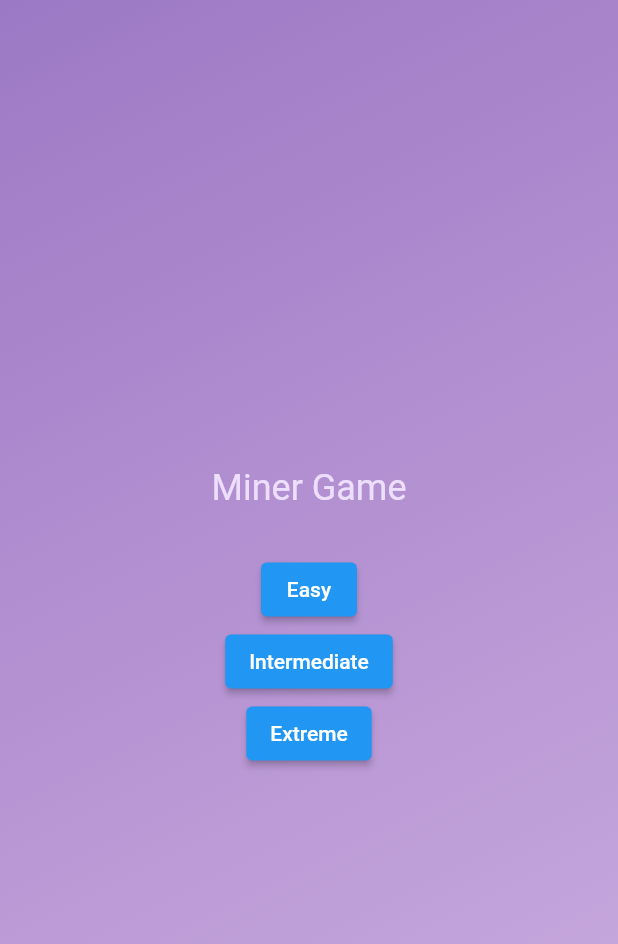
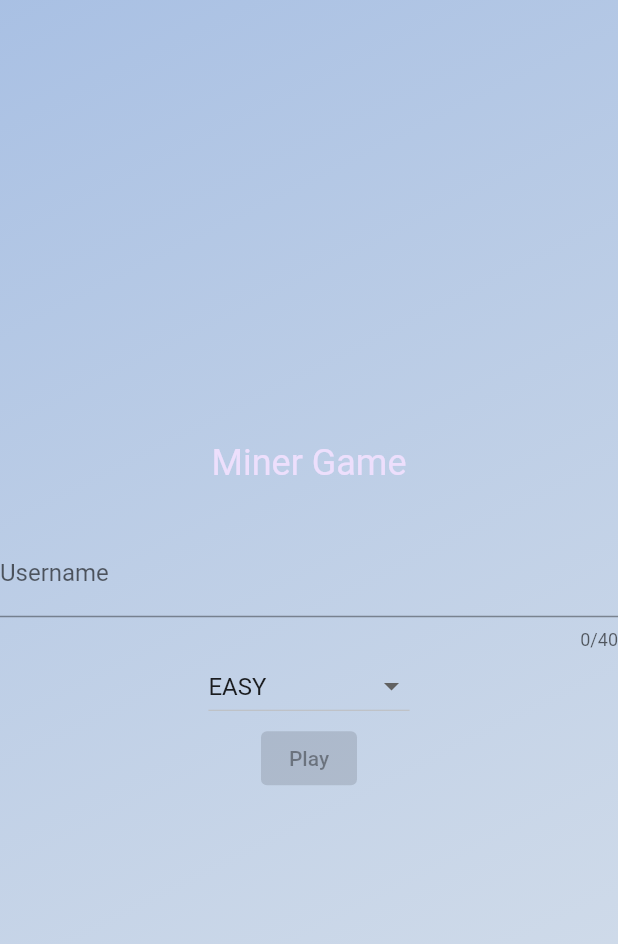
Before and after one commit to DevKosov/minerGameFlutter, a Flutter app: the screen it shows after launch, on a phone screen of 412 x 824 dp. Shown: the top 944 px of the screen. Run offline on Flutter 3.47's test engine with Material 2 defaults, Android fonts, the phone set to English and light mode, and no system bars.

Commit message:
TP 4 finished

```diff
--- a/lib/Accueil.dart
+++ /dev/null
@@ -1,58 +0,0 @@
-import 'package:flutter/material.dart';
-
-Map<String, Map<String, dynamic>> difficultyLevels = {
-  "Easy": {
-    "taille": 5,
-    "nbMines": 4,
-  },
-  "Intermediate": {
-    "taille": 7,
-    "nbMines": 10,
-  },
-  "Extreme": {
-    "taille": 10,
-    "nbMines": 15,
-  },
-};
-
-
-class Accueil extends StatelessWidget {
-
-  final void Function(int taille, int nbMines) choisirDifficulte;
-
-  // Constructeur
-  const Accueil(this.choisirDifficulte, {super.key});
-
-  // Construction de l'UI du Widget StartScreen
-  @override
-  Widget build(context) {
-    List<Widget> buttons = [];
-    difficultyLevels.forEach((difficultyLabel, difficultyMap) {
-      buttons.add(
-        ElevatedButton(
-          onPressed: () {
-            choisirDifficulte(difficultyMap['taille'], difficultyMap['nbMines']);
-          },
-          child: Text(difficultyLabel),
-        ),
-      );
-    });
-
-    return Center(
-      child: Column(
-        mainAxisSize: MainAxisSize.min,
-        children: [
-          const Text(
-            'Miner Game',
-            style: TextStyle(
-              color: Color.fromARGB(255, 237, 223, 252),
-              fontSize: 24,
-            ),
-          ),
-          const SizedBox(height: 30),
-          ...buttons,
-        ],
-      ),
-    );
-  }
-}
--- /dev/null
+++ b/lib/Controller/Miner.dart
@@ -0,0 +1,111 @@
+import 'package:flutter/material.dart';
+import 'package:tp02/View/Home.dart';
+import 'package:tp02/View/MinerGrid.dart';
+import 'package:tp02/View/Results.dart';
+
+import '../Model/DifficultyLevel.dart';
+import '../Model/modele.dart';
+
+class Miner extends StatefulWidget{
+
+  const Miner({super.key});
+
+  @override
+  State<StatefulWidget> createState() {
+    return _MinerState();
+  }
+
+}
+// Screen state
+enum ScreenState {accueil, grille, resultat}
+
+class _MinerState extends State<Miner> {
+
+  ScreenState     _screenState        = ScreenState.accueil;
+  final Stopwatch _stopwatch          = Stopwatch();
+  DifficultyLevel _difficultyLevel    = difficultyLevels[0];
+  late Grille     _grille ;
+  String?         _username ;
+
+  // Choisir difficulty
+  void choisirDifficulte(DifficultyLevel difficultyLevel) {
+    setState(() {
+      _difficultyLevel = difficultyLevel;
+    });
+  }
+
+  // Play
+  void play(String username) {
+    setState(() {
+      _username = username;
+      _screenState = ScreenState.grille;
+      _grille = Grille(_difficultyLevel.taille, _difficultyLevel.nbMines);
+      _stopwatch.start();
+    });
+  }
+
+  // finir la partie
+  void showResults() {
+    setState(() {
+      _stopwatch.stop();
+      _screenState = ScreenState.resultat;
+    });
+  }
+  //
+  // //restart
+  void toAccueil() {
+    setState(() {
+      _screenState = ScreenState.accueil; // on va afficher QuestionScreen
+      _stopwatch.reset();
+    });
+  }
+
+  // Retourne le widget à afficher selon l'état (valeur de screenState)
+  Widget chooseScreenWidget() {
+    switch (_screenState) {
+      case ScreenState.accueil:
+        {
+          return Home(choisirDifficulte, play, difficultyLevels, _difficultyLevel, _username ?? "");
+        }
+      case ScreenState.grille:
+        {
+          return MinerGrid(
+            grille: _grille,
+            onFinishGame: showResults,
+          );
+        }
+      case ScreenState.resultat:
+        {
+          return Results(
+            toAccueil : toAccueil,
+            stopwatch : _stopwatch,
+            username : _username ?? "",
+            grille : _grille,
+          );
+        }
+    }
+  }
+
+
+  // Construction de l'UI du Widget
+  @override
+  Widget build(context) {
+    return MaterialApp(
+      home: Scaffold(
+        body: Container(
+          decoration: const BoxDecoration(
+            gradient: LinearGradient(
+              colors: [
+                Color.fromARGB(139, 101, 144, 209),
+                Color.fromARGB(81, 135, 165, 202),
+              ],
+              begin: Alignment.topLeft,
+              end: Alignment.bottomRight,
+            ),
+          ),
+          child: chooseScreenWidget(),
+        ),
+      ),
+    );
+  }
+}
--- a/lib/Demineur.dart
+++ /dev/null
@@ -1,101 +0,0 @@
-
-
-import 'package:flutter/material.dart';
-import 'package:tp02/Accueil.dart';
-import 'package:tp02/GrilleDemineur.dart';
-import 'package:tp02/Resultat.dart';
-
-import 'modele.dart';
-
-class Demineur extends StatefulWidget{
-
-  const Demineur({super.key});
-
-  @override
-  State<StatefulWidget> createState() {
-    return _DemineurState();
-  }
-
-}
-// Screen state
-enum ScreenState {accueil, grille, resultat}
-
-class _DemineurState extends State<Demineur> {
-
-  ScreenState screenState = ScreenState.accueil;
-  Stopwatch stopwatch = Stopwatch();
-  late Grille grille ;
-
-  //choisir difficulty
-  void choisirDifficulte(int taille, int nbMines) {
-    setState(() {
-      screenState = ScreenState.grille;
-      grille = Grille(taille, nbMines);
-      stopwatch.start();
-    });
-  }
-
-  // finir la partie
-  void showResults() {
-    setState(() {
-      stopwatch.stop();
-      screenState = ScreenState.resultat;
-    });
-  }
-  //
-  // //restart
-  void toAccueil() {
-    setState(() {
-      screenState = ScreenState.accueil; // on va afficher QuestionScreen
-      stopwatch.reset();
-    });
-  }
-
-  // Retourne le widget à afficher selon l'état (valeur de screenState)
-  Widget chooseScreenWidget() {
-    switch (screenState) {
-      case ScreenState.accueil:
-        {
-          return Accueil(choisirDifficulte);
-        }
-      case ScreenState.grille:
-        {
-          return GrilleDemineur(
-            grille: grille,
-            onFinishGame: showResults,
-          );
-        }
-      case ScreenState.resultat:
-        {
-          return Resultat(
-            toAccueil : toAccueil,
-            stopwatch : stopwatch,
-            grille : grille,
-          );
-        }
-    }
-  }
-
-
-  // Construction de l'UI du Widget
-  @override
-  Widget build(context) {
-    return MaterialApp(
-      home: Scaffold(
-        body: Container(
-          decoration: const BoxDecoration(
-            gradient: LinearGradient(
-              colors: [
-                Color.fromARGB(139, 78, 13, 151),
-                Color.fromARGB(81, 107, 15, 168),
-              ],
-              begin: Alignment.topLeft,
-              end: Alignment.bottomRight,
-            ),
-          ),
-          child: chooseScreenWidget(),
-        ),
-      ),
-    );
-  }
-}
--- /dev/null
+++ b/lib/Model/DifficultyLevel.dart
@@ -0,0 +1,11 @@
+class DifficultyLevel {
+  final String level;
+  final int taille;
+  final int nbMines;
+
+  DifficultyLevel({
+    required this.level,
+    required this.taille,
+    required this.nbMines,
+  });
+}
--- a/lib/modele.dart
+++ b/lib/Model/modele.dart
@@ -1,4 +1,5 @@
 import 'dart:math';
+import 'DifficultyLevel.dart';
 
 // Les coordonnées d'une case de la grille
 class Coordonnees {
@@ -20,6 +21,13 @@ class Case {
 }
 // Type d'action qu'un joueur peut réaliser sur une case
 enum Action { decouvrir, marquer }
+
+// Difficulte
+final List<DifficultyLevel> difficultyLevels = [
+    DifficultyLevel(level: "Easy", taille: 5, nbMines: 4),
+    DifficultyLevel(level: "Intermediate", taille: 7, nbMines: 10),
+    DifficultyLevel(level: "Expert", taille: 10, nbMines: 15),
+];
 
 // Coup réalisé par le joueur
 class Coup {
--- /dev/null
+++ b/lib/View/Home.dart
@@ -0,0 +1,97 @@
+import 'package:flutter/material.dart';
+import 'package:tp02/Model/DifficultyLevel.dart';
+
+
+class Home extends StatefulWidget {
+
+  final void Function(DifficultyLevel difficultyLevel) choisirDifficulte;
+  final void Function(String username) play;
+  final List<DifficultyLevel> difficultyLevels;
+  final DifficultyLevel difficultyLevel;
+  final String username;
+
+  // Constructeur
+  const Home(this.choisirDifficulte,
+      this.play,
+      this.difficultyLevels,
+      this.difficultyLevel,
+      this.username,
+      {super.key});
+
+  @override
+  _HomeState createState() => _HomeState();
+}
+class _HomeState extends State<Home> {
+  List<DifficultyLevel>? difficultyLevels ;
+  DifficultyLevel? _selectedDifficulty ;
+  late String _username;
+  final _textController = TextEditingController();
+  // Construction de l'UI du Widget StartScreen
+
+  @override
+  void initState() {
+    super.initState();
+    _textController.text = widget.username;
+    difficultyLevels = widget.difficultyLevels;
+    _username = widget.username ?? "";
+  }
+
+  @override
+  Widget build(context) {
+    return Center(
+      child: Column(
+        mainAxisSize: MainAxisSize.min,
+        children: [
+          const Text(
+            'Miner Game',
+            style: TextStyle(
+              color: Color.fromARGB(255, 237, 223, 252),
+              fontSize: 24,
+            ),
+          ),
+          const SizedBox(height: 30),
+          TextField(
+            controller: _textController,
+            keyboardType: TextInputType.text,
+            maxLength: 40,
+            decoration: const InputDecoration(
+              suffixText: '',
+              label: Text('Username'),
+            ),
+            onChanged: (value) {
+              setState(() {
+                _username = value;
+              });
+            },
+          ),
+          DropdownButton(
+            value: _selectedDifficulty ?? widget.difficultyLevel,
+            items: difficultyLevels?.map((difficulty) =>
+              DropdownMenuItem<DifficultyLevel>(
+                value: difficulty,
+                child: Text(
+                  difficulty.level.toUpperCase(),
+                ),
+              ),
+            ).toList(),
+            onChanged: (value) {
+              if (value == null) {
+                return ;
+              }
+              setState((){
+                _selectedDifficulty = value ;
+              });
+              widget.choisirDifficulte(value) ;
+            },
+          ),
+          ElevatedButton(
+              onPressed: _username.isEmpty ? null : () {
+                widget.play(_username);
+              },
+              child: Text("Play")
+          ),
+        ],
+      ),
+    );
+  }
+}
--- a/lib/GrilleDemineur.dart
+++ b/lib/View/MinerGrid.dart
@@ -1,15 +1,15 @@
 
 import 'package:flutter/material.dart';
-import 'package:tp02/modele.dart' as modele;
+import 'package:tp02/Model/modele.dart' as modele;
 
-import 'modele.dart';
+import '../Model/modele.dart';
 
-class GrilleDemineur extends StatefulWidget {
+class MinerGrid extends StatefulWidget {
   Grille grille;
 
   final void Function() onFinishGame;
 
-  GrilleDemineur({
+  MinerGrid({
     super.key,
     required this.grille,
     required this.onFinishGame,
@@ -18,7 +18,7 @@ class GrilleDemineur extends StatefulWidget {
   State<StatefulWidget> createState() => _GrilleDemineur();
 }
 
-class _GrilleDemineur extends State<GrilleDemineur> {
+class _GrilleDemineur extends State<MinerGrid> {
   late modele.Grille _grille;
   @override
   void initState() {
--- a/lib/Resultat.dart
+++ b/lib/View/Results.dart
@@ -1,16 +1,18 @@
 import 'package:flutter/material.dart';
-import 'package:tp02/modele.dart';
+import 'package:tp02/Model/modele.dart';
 
-class Resultat extends StatelessWidget {
+class Results extends StatelessWidget {
 
   final void Function() toAccueil;
   final Stopwatch stopwatch;
+  final String username;
   final Grille grille;
   // Constructeur
-  const Resultat({
+  const Results({
     super.key,
     required this.toAccueil,
     required this.stopwatch,
+    required this.username,
     required this.grille,
   });
 
@@ -18,7 +20,7 @@ class Resultat extends StatelessWidget {
   @override
   Widget build(context) {
 
-    String gameStatus = grille.isPerdue() ? "LOLOLOL you Lost SO BAD!" : (grille.isGagnee() ? "You've WON!!! POGU" : "");
+    String gameStatus = grille.isPerdue() ? "$username, you're so BAAAAD!" : (grille.isGagnee() ? "${username}, you've WON!!! POGU" : "");
     return Center(
       child: Column(
         mainAxisSize: MainAxisSize.min,
--- a/lib/main.dart
+++ b/lib/main.dart
@@ -1,6 +1,6 @@
 import 'package:flutter/material.dart';
-import 'package:tp02/Demineur.dart';
+import 'package:tp02/Controller/Miner.dart';
 
 void main() {
-  runApp(Demineur());
+  runApp(const Miner());
 }
```
Also changed, not shown: 2 other files.
